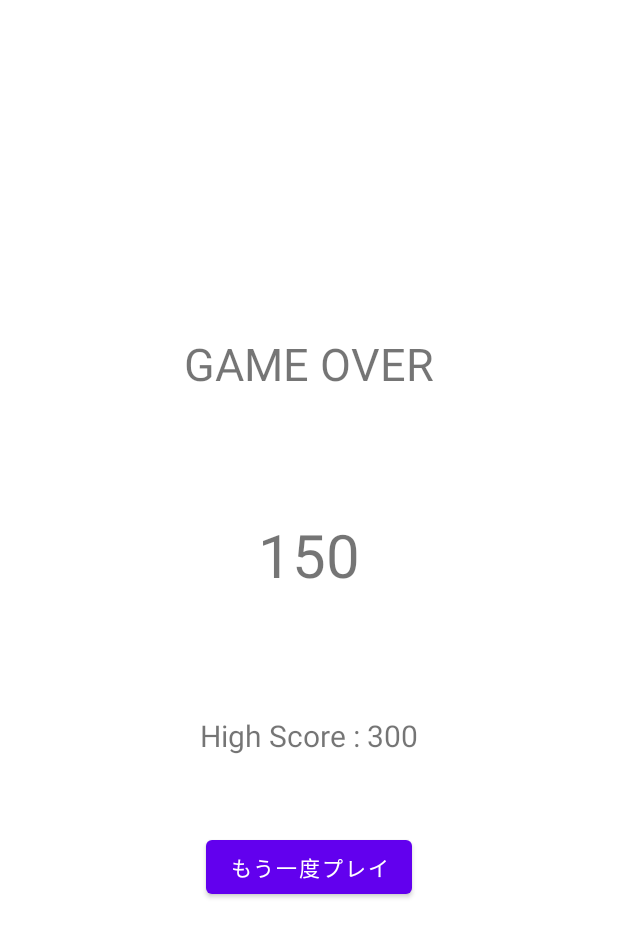
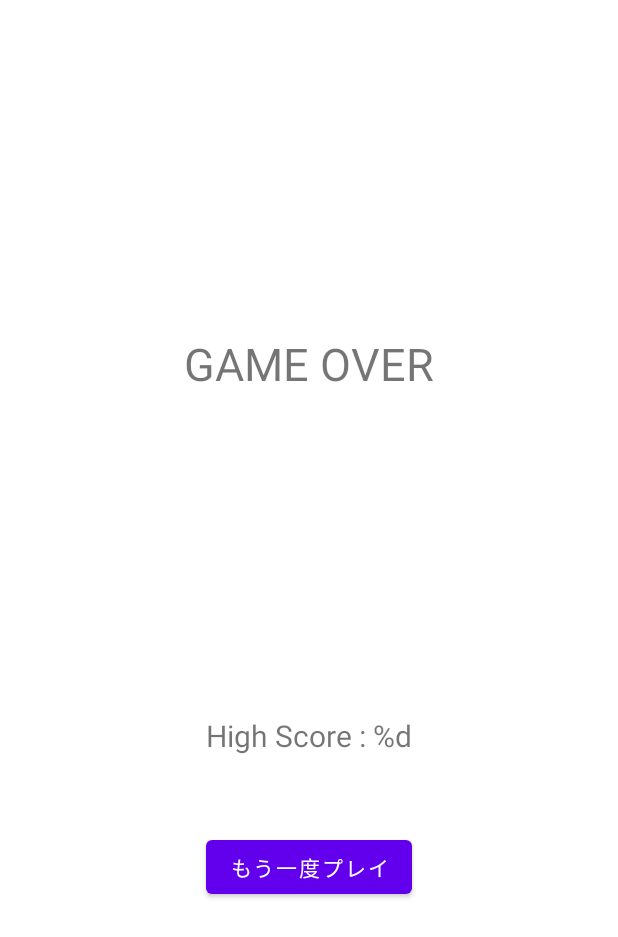
Before and after one commit to ochim/catch-the-ball, an Android app: the layout activity_result.xml on its own in the app's theme, with its tools: preview values and no code run, on a phone screen of 412 x 824 dp. Shown: the top 937 px of the screen. Run offline under Robolectric (Android 15) with nearby library versions, the phone set to English and light mode, and no system bars.

Commit message:
fix the warnings in xml

```diff
--- a/app/src/main/res/layout/activity_result.xml
+++ b/app/src/main/res/layout/activity_result.xml
@@ -11,14 +11,14 @@
     <TextView
         android:layout_width="wrap_content"
         android:layout_height="wrap_content"
-        android:text="GAME OVER"
+        android:text="@string/game_over"
         android:textSize="30sp"/>
 
     <TextView
         android:id="@+id/scoreLabel"
         android:layout_width="wrap_content"
         android:layout_height="wrap_content"
-        android:text="150"
+        android:text=""
         android:textSize="40sp"
         android:layout_marginTop="80dp"/>
 
@@ -26,14 +26,14 @@
         android:id="@+id/highScoreLabel"
         android:layout_width="wrap_content"
         android:layout_height="wrap_content"
-        android:text="High Score : 300"
+        android:text="@string/high_score"
         android:textSize="20sp"
         android:layout_marginTop="80dp"/>
 
     <Button
         android:layout_width="wrap_content"
         android:layout_height="wrap_content"
-        android:text="もう一度プレイ"
+        android:text="@string/try_again"
         android:layout_marginTop="50dp"
         android:onClick="tryAgain"/>
 
--- a/app/src/main/res/values/strings.xml
+++ b/app/src/main/res/values/strings.xml
@@ -1,3 +1,12 @@
 <resources>
     <string name="app_name">Catch the Ball</string>
+    <string name="point_pink">30 point</string>
+    <string name="btn_start">START</string>
+    <string name="point_orange">10 point</string>
+    <string name="point_black">Game Over</string>
+    <string name="game_over">GAME OVER</string>
+    <string name="tap_to_start">タップしてスタート</string>
+    <string name="score">Score : %d</string>
+    <string name="high_score">High Score : %d</string>
+    <string name="try_again">もう一度プレイ</string>
 </resources>
```
Also changed, not shown: app/src/main/res/layout/activity_main.xml (+4 -3 lines), app/src/main/res/layout/activity_start.xml (+26 -22 lines).
